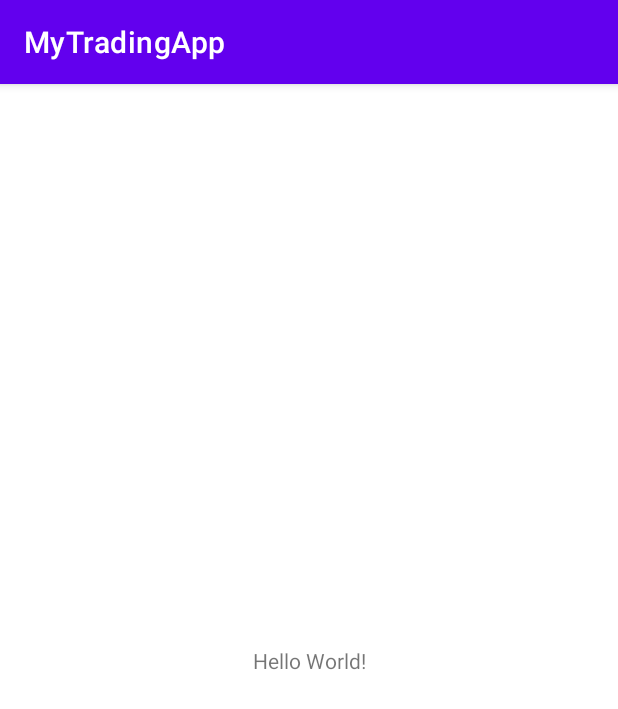
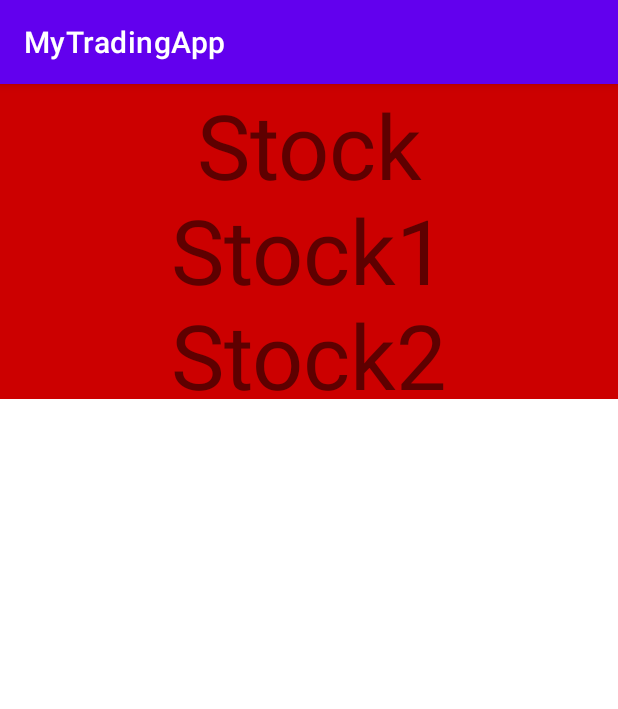
Before and after one commit to Sargezian/MyTradingApp, an Android app: the screen it shows after launch (MainActivity), on a phone screen of 412 x 824 dp. Shown: the top 709 px of the screen. Run offline under Robolectric (Android 15) with nearby library versions, the phone set to English and light mode, and no system bars.

Commit message:
RecycleView = StockListadded

```diff
--- a/app/build.gradle
+++ b/app/build.gradle
@@ -35,4 +35,5 @@ dependencies {
     testImplementation 'junit:junit:4.13.2'
     androidTestImplementation 'androidx.test.ext:junit:1.1.3'
     androidTestImplementation 'androidx.test.espresso:espresso-core:3.4.0'
+    implementation 'androidx.recyclerview:recyclerview:1.2.1'
 }
--- a/app/src/main/java/com/example/mytradingapp/MainActivity.java
+++ b/app/src/main/java/com/example/mytradingapp/MainActivity.java
@@ -1,13 +1,43 @@
 package com.example.mytradingapp;
 
 import androidx.appcompat.app.AppCompatActivity;
+import androidx.recyclerview.widget.LinearLayoutManager;
+import androidx.recyclerview.widget.RecyclerView;
+
 import android.os.Bundle;
+import android.widget.Toast;
 
-public class MainActivity extends AppCompatActivity {
+import java.util.ArrayList;
+import java.util.List;
+
+public class MainActivity extends AppCompatActivity implements PostAdapter.OnListItemClickListener {
+
+    RecyclerView recyclerView;
 
     @Override
     protected void onCreate(Bundle savedInstanceState) {
         super.onCreate(savedInstanceState);
         setContentView(R.layout.activity_main);
+
+        recyclerView = findViewById(R.id.rv);
+
+        recyclerView.setLayoutManager(new LinearLayoutManager(this));
+        recyclerView.hasFixedSize();
+
+        List<Post> posts = new ArrayList<>();
+
+        posts.add(new Post("Stock"));
+        posts.add(new Post("Stock1"));
+        posts.add(new Post("Stock2"));
+
+        PostAdapter adapter = new PostAdapter(posts,this);
+
+        recyclerView.setAdapter(adapter);
+    }
+
+    @Override
+    public void onClick(int position) {
+        Toast.makeText(this, "Position: " + position, Toast.LENGTH_SHORT).show();
+
     }
 }
--- /dev/null
+++ b/app/src/main/java/com/example/mytradingapp/Post.java
@@ -0,0 +1,19 @@
+package com.example.mytradingapp;
+
+public class Post {
+
+    private String name;
+
+    public Post(String name) {
+        this.name = name;
+    }
+
+    public String getName() {
+        return name;
+    }
+
+    public void setName(String name) {
+        this.name = name;
+    }
+
+}
--- /dev/null
+++ b/app/src/main/java/com/example/mytradingapp/PostAdapter.java
@@ -0,0 +1,67 @@
+package com.example.mytradingapp;
+
+import android.view.LayoutInflater;
+import android.view.View;
+import android.view.ViewGroup;
+import android.widget.TextView;
+
+import androidx.annotation.NonNull;
+import androidx.recyclerview.widget.RecyclerView;
+
+import java.util.List;
+
+public class PostAdapter extends RecyclerView.Adapter<PostAdapter.ViewHolder> {
+
+    List<Post> posts;
+    OnListItemClickListener listener;
+
+    public PostAdapter(List<Post> posts, OnListItemClickListener listener){
+        this.posts = posts;
+        this.listener = listener;
+
+    }
+
+    @NonNull
+    @Override
+    public PostAdapter.ViewHolder onCreateViewHolder(@NonNull ViewGroup parent, int viewType) {
+        LayoutInflater inflater = LayoutInflater.from(parent.getContext());
+        View view = inflater.inflate(R.layout.post_item, parent, false);
+        return new ViewHolder(view);
+    }
+
+    @Override
+    public void onBindViewHolder(@NonNull PostAdapter.ViewHolder holder, int position) {
+
+        holder.name.setText(posts.get(position).getName());
+
+    }
+
+    @Override
+    public int getItemCount() {
+        return posts.size();
+    }
+
+    public class ViewHolder extends RecyclerView.ViewHolder {
+
+        TextView name;
+
+        public ViewHolder(@NonNull View itemView) {
+
+            super(itemView);
+            itemView.setOnClickListener(new View.OnClickListener() {
+                @Override
+                public void onClick(View view) {
+                    listener.onClick(getBindingAdapterPosition());
+                }
+            });
+
+            name = itemView.findViewById(R.id.name);
+        }
+    }
+
+    public interface OnListItemClickListener {
+        void onClick(int position);
+
+
+    }
+}
--- a/app/src/main/res/layout/activity_main.xml
+++ b/app/src/main/res/layout/activity_main.xml
@@ -1,18 +1,14 @@
 <?xml version="1.0" encoding="utf-8"?>
-<androidx.constraintlayout.widget.ConstraintLayout
+<LinearLayout
     xmlns:android="http://schemas.android.com/apk/res/android"
-    xmlns:tools="http://schemas.android.com/tools"
-    xmlns:app="http://schemas.android.com/apk/res-auto"
     android:layout_width="match_parent"
     android:layout_height="match_parent"
-    tools:context=".MainActivity">
-    <TextView
-      android:layout_width="wrap_content"
-      android:layout_height="wrap_content"
-      android:text="Hello World!"
-      app:layout_constraintBottom_toBottomOf="parent"
-      app:layout_constraintLeft_toLeftOf="parent"
-      app:layout_constraintRight_toRightOf="parent"
-      app:layout_constraintTop_toTopOf="parent" />
+    android:orientation="vertical">
 
-  </androidx.constraintlayout.widget.ConstraintLayout>
+    <androidx.recyclerview.widget.RecyclerView
+        android:id="@+id/rv"
+        android:layout_width="match_parent"
+        android:layout_height="match_parent"/>
+
+
+</LinearLayout>
--- /dev/null
+++ b/app/src/main/res/layout/post_item.xml
@@ -0,0 +1,19 @@
+<?xml version="1.0" encoding="utf-8"?>
+<LinearLayout
+    xmlns:android="http://schemas.android.com/apk/res/android"
+    android:layout_width="match_parent"
+    android:layout_height="wrap_content"
+    android:orientation="horizontal"
+    android:background="@color/purple_700">
+
+    <TextView
+        android:id="@+id/name"
+        android:layout_width="match_parent"
+        android:layout_height="70dp"
+        android:background="#CC0000"
+        android:text="CORONA"
+        android:textSize="60sp"
+        android:gravity="center"
+        />
+
+</LinearLayout>
```
